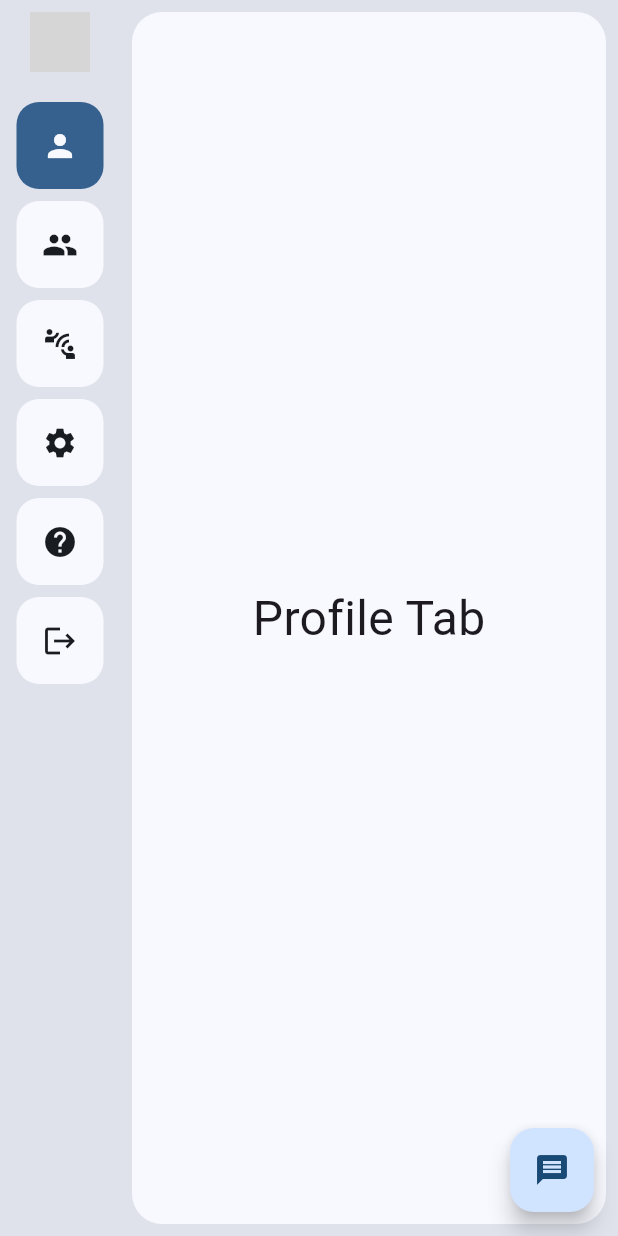
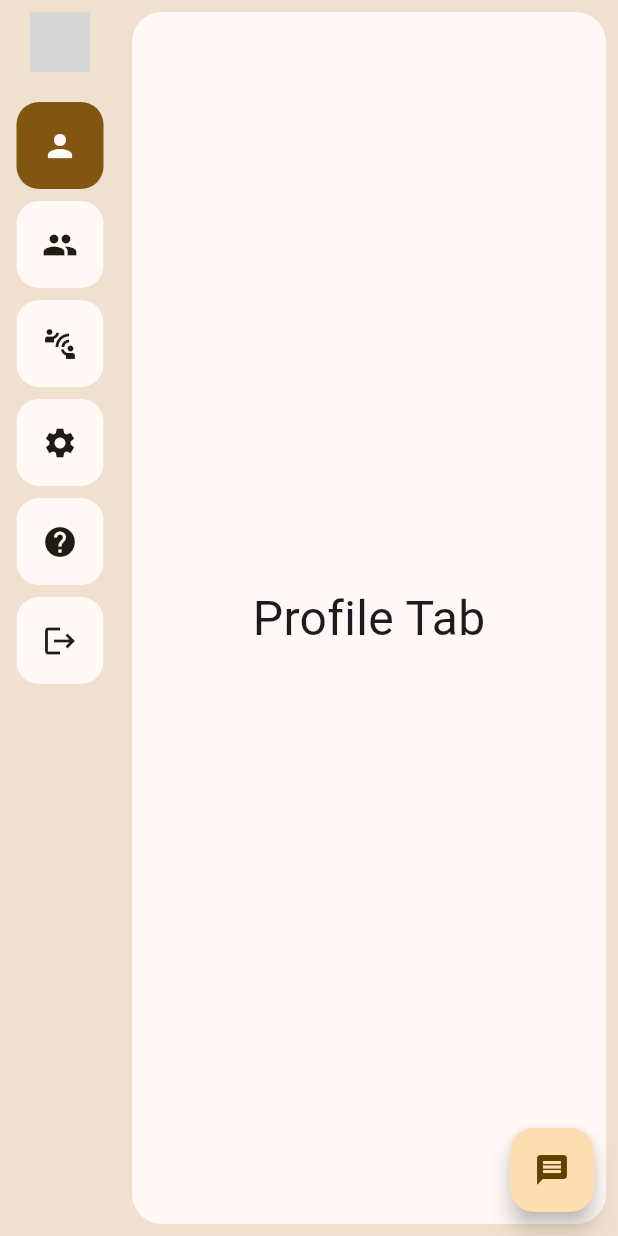
Before and after one commit to alexcao194/trapper, a Flutter app: the screen it shows after launch, after a tap on the "home" icon, on a phone screen of 412 x 824 dp. Run offline on Flutter 3.47's test engine with Material 3 defaults, Android fonts, the phone set to English and light mode, and no system bars; our stand-ins replace bloc, dartz, dio, equatable, flutter_bloc, get_it and 3 more; accounts and stored records are empty; network calls fail; statements that could not run were skipped; grey boxes are pictures that could not be loaded.

Commit message:
push tam

```diff
--- a/lib/app/presentation/screen/login/login_screen.dart
+++ b/lib/app/presentation/screen/login/login_screen.dart
@@ -15,6 +15,7 @@ import 'widget/rounded_text_field.dart';
 import '../../bloc/auth/auth_bloc.dart';
 import '../../../../generated/l10n.dart';
 import '../../../../di.dart';
+import 'widget/side_banner.dart';
 
 class LoginScreen extends StatefulWidget {
   const LoginScreen({super.key});
@@ -70,17 +71,7 @@ class _LoginScreenState extends State<LoginScreen> {
                       flex: 5,
                       child: Padding(
                         padding: const EdgeInsets.all(16.0),
-                        child: Container(
-                          height: size.height,
-                          decoration: const BoxDecoration(
-                            color: Color(0xFFFFE6C9),
-                            borderRadius: BorderRadius.only(
-                              topLeft: Radius.circular(20),
-                              bottomLeft: Radius.circular(20),
-                            ),
-                          ),
-                          child: Image.asset(Assets.assetsBanner),
-                        ),
+                        child: SlideBanner(size: size),
                       ),
                     ),
                   Expanded(
--- a/lib/l10n/intl_en.arb
+++ b/lib/l10n/intl_en.arb
@@ -1,7 +1,7 @@
 {
   "app_name": "Trapper",
   "app_name_annotation": "@Trapper",
-  "app_description": "Trap all person you want",
+  "app_description": "Dating app no.1 PTIT",
 
   "login": "Login",
   "signup": "Sign up",
--- a/lib/l10n/intl_vi.arb
+++ b/lib/l10n/intl_vi.arb
@@ -1,7 +1,7 @@
 {
   "app_name": "Trapper",
   "app_name_annotation": "@Trapper",
-  "app_description": "Trap all person you want",
+  "app_description": "Ứng dụng hẹn hò số 1 PTIT",
 
   "login": "Đăng nhập",
   "signup": "Đăng ký",
--- a/lib/main.dart
+++ b/lib/main.dart
@@ -31,7 +31,7 @@ class MyApp extends StatelessWidget {
       routerConfig: AppGoRouter.router,
       debugShowCheckedModeBanner: false,
       theme: ThemeData.light().copyWith(
-        colorScheme: ColorScheme.fromSeed(seedColor: Colors.blue),
+        colorScheme: ColorScheme.fromSeed(seedColor: const Color(0xFFFFE6C9)),
       ),
       darkTheme: ThemeData.dark(),
       localizationsDelegates: const [
```
Also changed, not shown: lib/app/presentation/screen/login/widget/side_banner.dart (added, +45 -0 lines), assets/banner.png, lib/generated/intl/messages_en.dart, lib/generated/intl/messages_vi.dart, lib/generated/l10n.dart.
